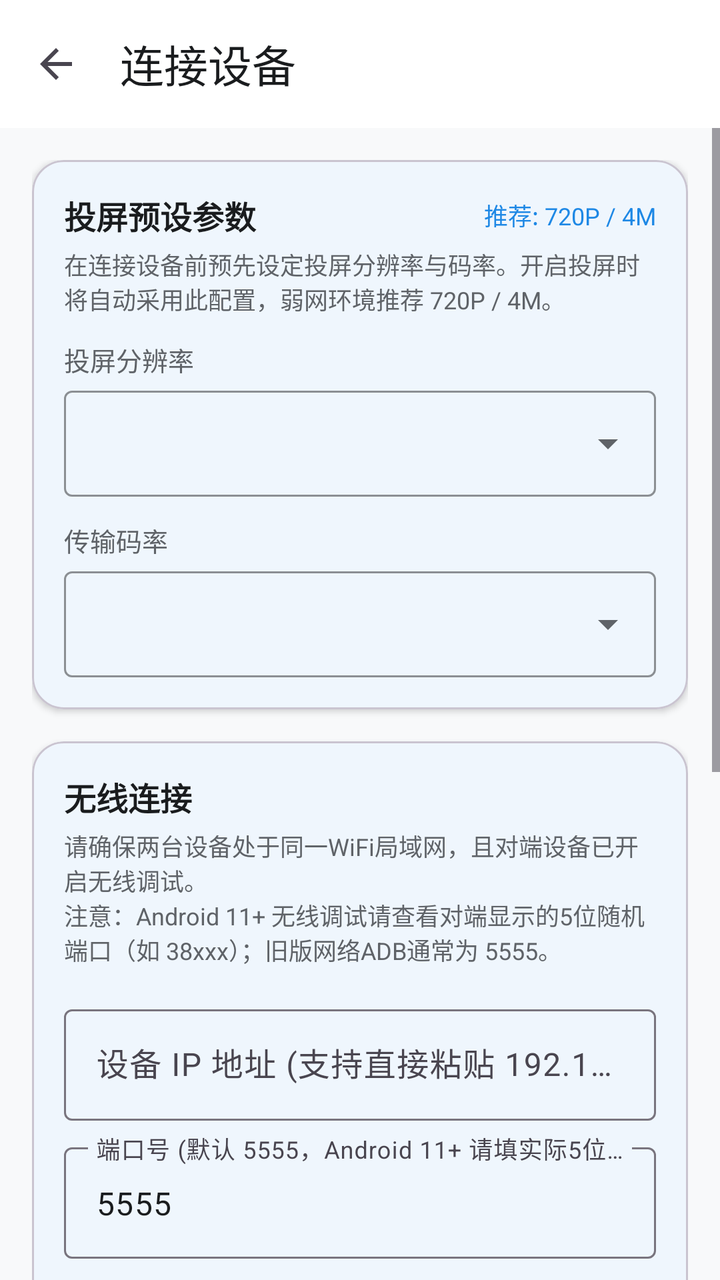
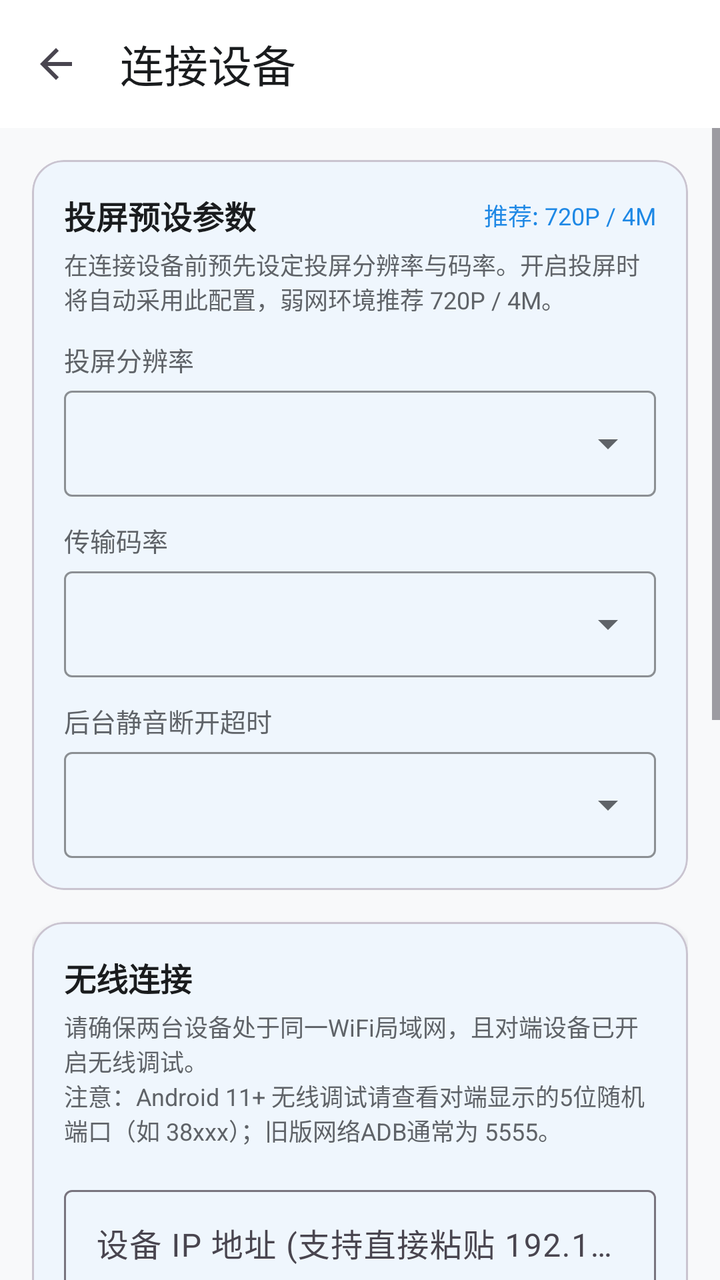

Screens rendered from an Android XML layout before and after an edit, with the pre-edit source and the edit as a unified diff.
<!-- AndroidManifest.xml: application theme Theme.ADBToolbox -->
<!-- res/layout/activity_connect.xml -->
<?xml version="1.0" encoding="utf-8"?>
<LinearLayout xmlns:android="http://schemas.android.com/apk/res/android"
    xmlns:app="http://schemas.android.com/apk/res-auto"
    android:layout_width="match_parent"
    android:layout_height="match_parent"
    android:background="@color/background"
    android:orientation="vertical">

    <com.google.android.material.appbar.MaterialToolbar
        android:id="@+id/toolbar"
        android:layout_width="match_parent"
        android:layout_height="?attr/actionBarSize"
        android:background="@color/surface"
        app:navigationIcon="?attr/homeAsUpIndicator"
        app:title="连接设备"
        app:titleTextColor="@color/text_primary" />

    <ScrollView
        android:layout_width="match_parent"
        android:layout_height="match_parent">

        <LinearLayout
            android:layout_width="match_parent"
            android:layout_height="wrap_content"
            android:orientation="vertical"
            android:padding="16dp">

            
            <com.google.android.material.card.MaterialCardView
                android:layout_width="match_parent"
                android:layout_height="wrap_content"
                app:cardCornerRadius="16dp"
                app:cardElevation="2dp">

                <LinearLayout
                    android:layout_width="match_parent"
                    android:layout_height="wrap_content"
                    android:orientation="vertical"
                    android:padding="16dp">

                    <LinearLayout
                        android:layout_width="match_parent"
                        android:layout_height="wrap_content"
                        android:gravity="center_vertical"
                        android:orientation="horizontal">

                        <TextView
                            android:layout_width="0dp"
                            android:layout_height="wrap_content"
                            android:layout_weight="1"
                            android:text="投屏预设参数"
                            android:textColor="@color/text_primary"
                            android:textSize="16sp"
                            android:textStyle="bold" />

                        <TextView
                            android:id="@+id/tvCurrentPresetHint"
                            android:layout_width="wrap_content"
                            android:layout_height="wrap_content"
                            android:text="推荐: 720P / 4M"
                            android:textColor="@color/primary"
                            android:textSize="12sp" />
                    </LinearLayout>

                    <TextView
                        android:layout_width="wrap_content"
                        android:layout_height="wrap_content"
                        android:layout_marginTop="4dp"
                        android:text="在连接设备前预先设定投屏分辨率与码率。开启投屏时将自动采用此配置，弱网环境推荐 720P / 4M。"
                        android:textColor="@color/text_secondary"
                        android:textSize="12sp" />

                    
                    <TextView
                        android:layout_width="wrap_content"
                        android:layout_height="wrap_content"
                        android:layout_marginTop="12dp"
                        android:text="投屏分辨率"
                        android:textColor="@color/text_secondary"
                        android:textSize="13sp" />

                    <com.google.android.material.textfield.TextInputLayout
                        android:id="@+id/layoutConnectResolution"
                        style="@style/Widget.Material3.TextInputLayout.OutlinedBox.ExposedDropdownMenu"
                        android:layout_width="match_parent"
                        android:layout_height="wrap_content"
                        android:layout_marginTop="6dp"
                        app:boxStrokeColor="@color/primary"
                        app:endIconTint="@color/text_secondary"
                        app:hintEnabled="false">

                        <com.google.android.material.textfield.MaterialAutoCompleteTextView
                            android:id="@+id/actvConnectResolution"
                            android:layout_width="match_parent"
                            android:layout_height="wrap_content"
                            android:ellipsize="end"
                            android:gravity="center_vertical"
                            android:inputType="none"
                            android:singleLine="true"
                            android:textColor="@color/text_primary"
                            android:textSize="14sp" />
                    </com.google.android.material.textfield.TextInputLayout>

                    
                    <TextView
                        android:layout_width="wrap_content"
                        android:layout_height="wrap_content"
                        android:layout_marginTop="12dp"
                        android:text="传输码率"
                        android:textColor="@color/text_secondary"
                        android:textSize="13sp" />

                    <com.google.android.material.textfield.TextInputLayout
                        android:id="@+id/layoutConnectBitrate"
                        style="@style/Widget.Material3.TextInputLayout.OutlinedBox.ExposedDropdownMenu"
                        android:layout_width="match_parent"
                        android:layout_height="wrap_content"
                        android:layout_marginTop="6dp"
                        app:boxStrokeColor="@color/primary"
                        app:endIconTint="@color/text_secondary"
                        app:hintEnabled="false">

                        <com.google.android.material.textfield.MaterialAutoCompleteTextView
                            android:id="@+id/actvConnectBitrate"
                            android:layout_width="match_parent"
                            android:layout_height="wrap_content"
                            android:ellipsize="end"
                            android:gravity="center_vertical"
                            android:inputType="none"
                            android:singleLine="true"
                            android:textColor="@color/text_primary"
                            android:textSize="14sp" />
                    </com.google.android.material.textfield.TextInputLayout>

                </LinearLayout>

            </com.google.android.material.card.MaterialCardView>

            
            <com.google.android.material.card.MaterialCardView
                android:layout_width="match_parent"
                android:layout_height="wrap_content"
                android:layout_marginTop="16dp"
                app:cardCornerRadius="16dp"
                app:cardElevation="2dp">

                <LinearLayout
                    android:layout_width="match_parent"
                    android:layout_height="wrap_content"
                    android:orientation="vertical"
                    android:padding="16dp">

                    <TextView
                        android:layout_width="wrap_content"
                        android:layout_height="wrap_content"
                        android:text="@string/wireless_connect"
                        android:textColor="@color/text_primary"
                        android:textSize="16sp"
                        android:textStyle="bold" />

                    <TextView
                        android:layout_width="wrap_content"
                        android:layout_height="wrap_content"
                        android:layout_marginTop="4dp"
                        android:text="请确保两台设备处于同一WiFi局域网，且对端设备已开启无线调试。\n注意：Android 11+ 无线调试请查看对端显示的5位随机端口（如 38xxx）；旧版网络ADB通常为 5555。"
                        android:textColor="@color/text_secondary"
                        android:textSize="12sp" />

                    <com.google.android.material.textfield.TextInputLayout
                        android:layout_width="match_parent"
                        android:layout_height="wrap_content"
                        android:layout_marginTop="16dp"
                        android:hint="设备 IP 地址 (支持直接粘贴 192.168.1.100:38421)">

                        <com.google.android.material.textfield.TextInputEditText
                            android:id="@+id/etIpAddress"
                            android:layout_width="match_parent"
                            android:layout_height="wrap_content"
                            android:inputType="textUri"
                            android:textColor="@color/text_primary" />
                    </com.google.android.material.textfield.TextInputLayout>

                    <com.google.android.material.textfield.TextInputLayout
                        android:layout_width="match_parent"
                        android:layout_height="wrap_content"
                        android:layout_marginTop="8dp"
                        android:hint="端口号 (默认 5555，Android 11+ 请填实际5位端口)">

                        <com.google.android.material.textfield.TextInputEditText
                            android:id="@+id/etPort"
                            android:layout_width="match_parent"
                            android:layout_height="wrap_content"
                            android:inputType="number"
                            android:text="5555"
                            android:textColor="@color/text_primary" />
                    </com.google.android.material.textfield.TextInputLayout>

                    <TextView
                        android:id="@+id/tvWifiStatus"
                        android:layout_width="match_parent"
                        android:layout_height="wrap_content"
                        android:layout_marginTop="8dp"
                        android:textColor="@color/primary"
                        android:textSize="13sp"
                        android:visibility="gone" />

                    <com.google.android.material.button.MaterialButton
                        android:id="@+id/btnConnectWifi"
                        android:layout_width="match_parent"
                        android:layout_height="wrap_content"
                        android:layout_marginTop="12dp"
                        android:text="连接无线设备" />

                    
                    <TextView
                        android:id="@+id/tvHistoryTitle"
                        android:layout_width="wrap_content"
                        android:layout_height="wrap_content"
                        android:layout_marginTop="16dp"
                        android:text="历史连接"
                        android:textColor="@color/text_secondary"
                        android:textSize="12sp"
                        android:visibility="gone" />

                    <com.google.android.material.chip.ChipGroup
                        android:id="@+id/chipGroupHistory"
                        android:layout_width="match_parent"
                        android:layout_height="wrap_content"
                        android:layout_marginTop="4dp"
                        android:visibility="gone" />

                </LinearLayout>

            </com.google.android.material.card.MaterialCardView>

            
            <com.google.android.material.card.MaterialCardView
                android:layout_width="match_parent"
                android:layout_height="wrap_content"
                android:layout_marginTop="16dp"
                app:cardCornerRadius="16dp"
                app:cardElevation="2dp">

                <LinearLayout
                    android:layout_width="match_parent"
                    android:layout_height="wrap_content"
                    android:orientation="vertical"
                    android:padding="16dp">

                    <TextView
                        android:layout_width="wrap_content"
                        android:layout_height="wrap_content"
                        android:text="@string/usb_otg_connect"
                        android:textColor="@color/text_primary"
                        android:textSize="16sp"
                        android:textStyle="bold" />

                    <TextView
                        android:layout_width="wrap_content"
                        android:layout_height="wrap_content"
                        android:layout_marginTop="4dp"
                        android:text="使用 OTG 转接头将两台手机连接，并确保对端手机开启了 USB 调试。"
                        android:textColor="@color/text_secondary"
                        android:textSize="12sp" />

                    <TextView
                        android:id="@+id/tvUsbDevices"
                        android:layout_width="wrap_content"
                        android:layout_height="wrap_content"
                        android:layout_marginTop="12dp"
                        android:text="正在扫描接入的 USB 设备..."
                        android:textColor="@color/text_secondary" />

                    <com.google.android.material.button.MaterialButton
                        android:id="@+id/btnScanUsb"
                        style="@style/Widget.Material3.Button.OutlinedButton"
                        android:layout_width="match_parent"
                        android:layout_height="wrap_content"
                        android:layout_marginTop="12dp"
                        android:text="刷新并连接 USB 设备" />

                </LinearLayout>

            </com.google.android.material.card.MaterialCardView>

            
            <com.google.android.material.card.MaterialCardView
                android:layout_width="match_parent"
                android:layout_height="wrap_content"
                android:layout_marginTop="16dp"
                app:cardCornerRadius="16dp"
                app:cardElevation="2dp">

                <LinearLayout
                    android:layout_width="match_parent"
                    android:layout_height="wrap_content"
                    android:orientation="vertical"
                    android:padding="16dp">

                    <TextView
                        android:layout_width="wrap_content"
                        android:layout_height="wrap_content"
                        android:text="ADB 配对密钥管理"
                        android:textColor="@color/text_primary"
                        android:textSize="16sp"
                        android:textStyle="bold" />

                    <TextView
                        android:layout_width="wrap_content"
                        android:layout_height="wrap_content"
                        android:layout_marginTop="4dp"
                        android:text="导出本机的 ADB 配对公私钥文件，重新安装或换机后可直接导入，无需重新在对端设备授权确认！"
                        android:textColor="@color/text_secondary"
                        android:textSize="12sp" />

                    <LinearLayout
                        android:layout_width="match_parent"
                        android:layout_height="wrap_content"
                        android:layout_marginTop="12dp"
                        android:orientation="horizontal">

                        <com.google.android.material.button.MaterialButton
                            android:id="@+id/btnExportKeys"
                            style="@style/Widget.Material3.Button.OutlinedButton"
                            android:layout_width="0dp"
                            android:layout_height="wrap_content"
                            android:layout_weight="1"
                            android:layout_marginEnd="6dp"
                            android:text="备份/导出密钥" />

                        <com.google.android.material.button.MaterialButton
                            android:id="@+id/btnImportKeys"
                            style="@style/Widget.Material3.Button.OutlinedButton"
                            android:layout_width="0dp"
                            android:layout_height="wrap_content"
                            android:layout_weight="1"
                            android:layout_marginStart="6dp"
                            android:text="恢复/导入密钥" />

                    </LinearLayout>

                </LinearLayout>

            </com.google.android.material.card.MaterialCardView>

        </LinearLayout>

    </ScrollView>

</LinearLayout>
<!-- resources referenced by this layout -->
<resources>
  <color name="background">#F8F9FA</color>
  <color name="primary">#1E88E5</color>
  <color name="surface">#FFFFFF</color>
  <color name="text_primary">#1A1C1E</color>
  <color name="text_secondary">#5F6368</color>
  <string name="usb_otg_connect">USB OTG连接</string>
  <string name="wireless_connect">无线连接</string>
  <style name="Theme.ADBToolbox" parent="Theme.Material3.DayNight.NoActionBar">
          <item name="colorPrimary">@color/primary</item>
          <item name="colorOnPrimary">#FFFFFF</item>
          <item name="colorPrimaryContainer">@color/primary_container</item>
          <item name="colorOnPrimaryContainer">@color/on_primary_container</item>
          <item name="colorSecondary">@color/accent</item>
          <item name="colorSurface">@color/surface</item>
          <item name="colorOnSurface">@color/text_primary</item>
          <item name="android:statusBarColor">@color/surface</item>
          <item name="android:windowLightStatusBar">true</item>
          <item name="android:colorBackground">@color/background</item>
      </style>
  <color name="primary_container">#E3F2FD</color>
  <color name="on_primary_container">#0D47A1</color>
  <color name="accent">#00ACC1</color>
</resources>

<!-- the commit's change to res/layout/activity_connect.xml (unified diff, before → after) -->
@@ -132,6 +132,37 @@
                             android:textSize="14sp" />
                     </com.google.android.material.textfield.TextInputLayout>
 
+                    
+                    <TextView
+                        android:layout_width="wrap_content"
+                        android:layout_height="wrap_content"
+                        android:layout_marginTop="12dp"
+                        android:text="后台静音断开超时"
+                        android:textColor="@color/text_secondary"
+                        android:textSize="13sp" />
+
+                    <com.google.android.material.textfield.TextInputLayout
+                        android:id="@+id/layoutConnectSilenceTimeout"
+                        style="@style/Widget.Material3.TextInputLayout.OutlinedBox.ExposedDropdownMenu"
+                        android:layout_width="match_parent"
+                        android:layout_height="wrap_content"
+                        android:layout_marginTop="6dp"
+                        app:boxStrokeColor="@color/primary"
+                        app:endIconTint="@color/text_secondary"
+                        app:hintEnabled="false">
+
+                        <com.google.android.material.textfield.MaterialAutoCompleteTextView
+                            android:id="@+id/actvConnectSilenceTimeout"
+                            android:layout_width="match_parent"
+                            android:layout_height="wrap_content"
+                            android:ellipsize="end"
+                            android:gravity="center_vertical"
+                            android:inputType="none"
+                            android:singleLine="true"
+                            android:textColor="@color/text_primary"
+                            android:textSize="14sp" />
+                    </com.google.android.material.textfield.TextInputLayout>
+
                 </LinearLayout>
 
             </com.google.android.material.card.MaterialCardView>
